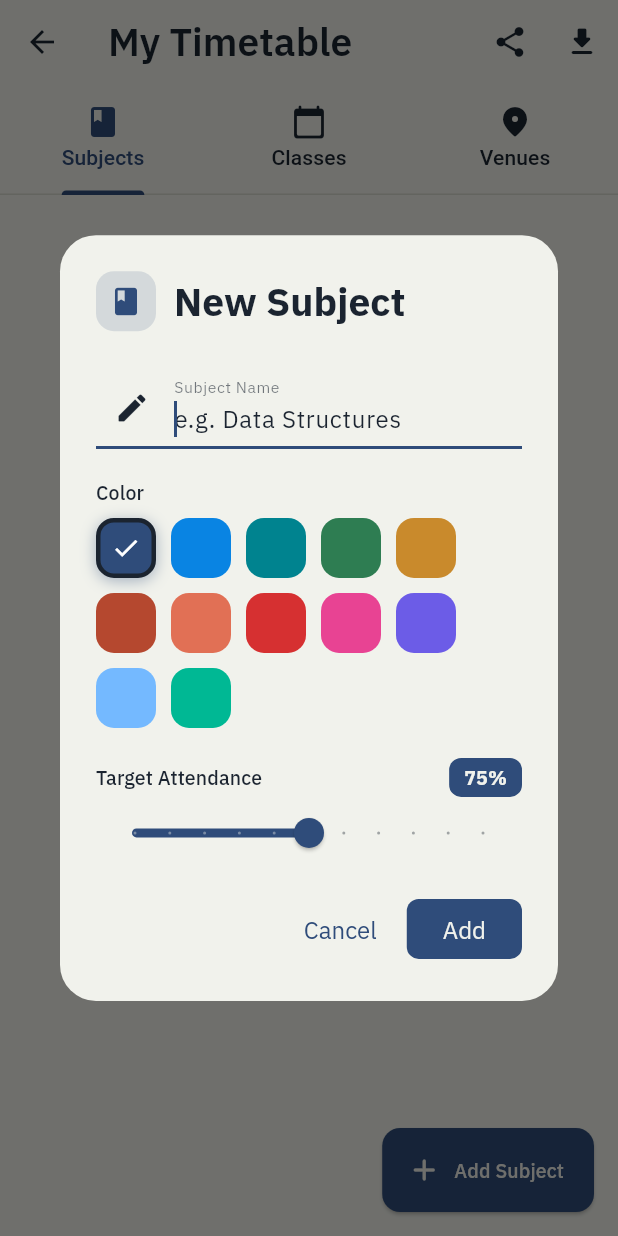
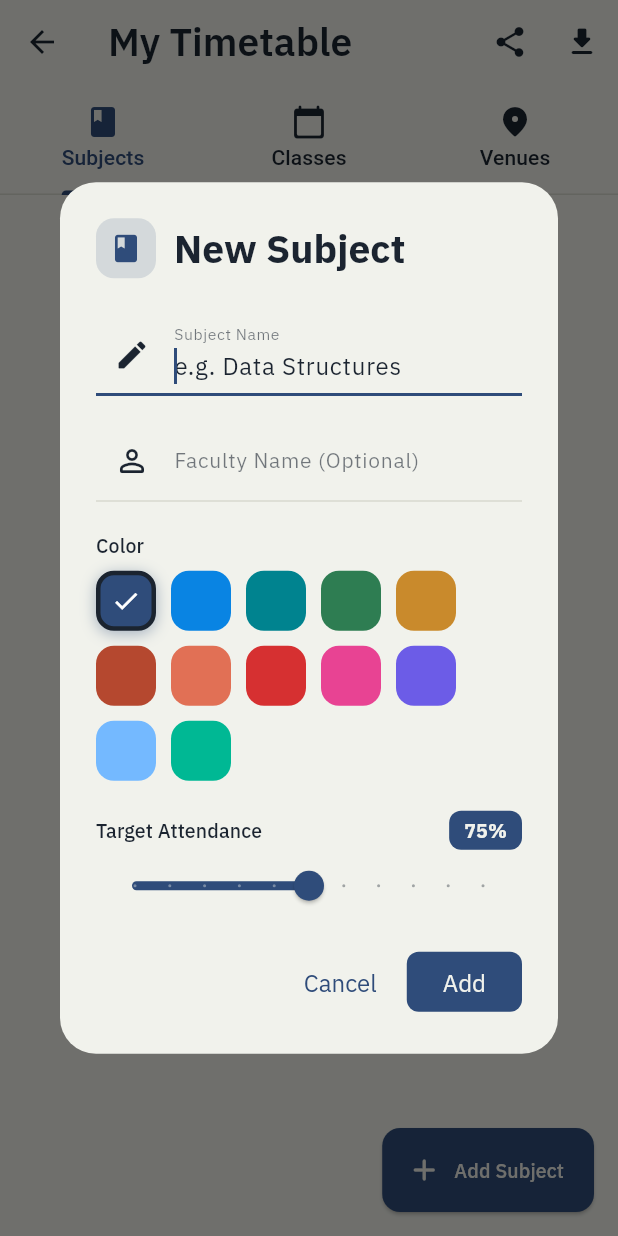
Before and after one commit to prxyansh/the-register, a Flutter app: the TimetableScreen screen opened directly, after a tap on "Add Subject", on a phone screen of 412 x 824 dp. Run offline on Flutter 3.47's test engine with Material 3 defaults, Android fonts, the phone set to English and light mode, and no system bars; our stand-ins replace drift, drift_flutter, flutter_map, flutter_riverpod, geolocator, google_fonts and 4 more; missing offline and left inert: file_selector, network_info_plus, workmanager; accounts and stored records are empty; generated files the repository leaves out were written again.

```diff
--- a/lib/data/app_database.dart
+++ b/lib/data/app_database.dart
@@ -19,5 +19,15 @@ class AppDatabase extends _$AppDatabase {
       : super(executor ?? driftDatabase(name: 'attendance_tracker'));
 
   @override
-  int get schemaVersion => 1;
+  int get schemaVersion => 2;
+
+  @override
+  MigrationStrategy get migration => MigrationStrategy(
+        onCreate: (Migrator m) => m.createAll(),
+        onUpgrade: (Migrator m, int from, int to) async {
+          if (from < 2) {
+            await m.addColumn(subjects, subjects.facultyName);
+          }
+        },
+      );
 }
--- a/lib/data/tables.dart
+++ b/lib/data/tables.dart
@@ -8,6 +8,7 @@ class Subjects extends Table {
   IntColumn get color => integer()(); // Color value stored as int (e.g. 0xFF4CAF50)
   RealColumn get targetAttendancePct =>
       real().withDefault(const Constant(75.0))(); // Default 75%
+  TextColumn get facultyName => text().nullable()(); // Optional faculty name
 }
 
 /// Venues table — SPEC.md §4
--- a/lib/screens/settings_screen.dart
+++ b/lib/screens/settings_screen.dart
@@ -236,7 +236,8 @@ class _SettingsScreenState extends ConsumerState<SettingsScreen> {
       "id": 1,
       "name": "Data Structures",
       "color": 4293322470,
-      "target_attendance_pct": 75.0
+      "target_attendance_pct": 75.0,
+      "faculty_name": "Prof. Smith"
     },
     {
       "id": 2,
@@ -265,7 +266,8 @@ Notes for AI:
 - day_of_week: 1 is Monday, 7 is Sunday.
 - color: Just use 4282339765 for all subjects if you don't know what to put.
 - subject_id in the entries list must match the id in the subjects list.
-- Time must be in 24-hour HH:MM format.''';
+- Time must be in 24-hour HH:MM format.
+- faculty_name is optional. If you see a teacher's name, include it.''';
 
     showDialog(
       context: context,
--- a/lib/screens/today_screen.dart
+++ b/lib/screens/today_screen.dart
@@ -244,7 +244,13 @@ class _TodayClassCard extends StatelessWidget {
     return RegisterRow(
       time: entry.startTime, // the spec uses "09:00", so 24h format fits
       title: subject?.name ?? 'Unknown Subject',
-      subtitle: venue?.name,
+      subtitle: [
+        if (subject?.facultyName != null && subject!.facultyName!.isNotEmpty) subject!.facultyName!,
+        if (venue?.name != null && venue!.name.isNotEmpty) venue!.name,
+      ].join(' • ').isNotEmpty ? [
+        if (subject?.facultyName != null && subject!.facultyName!.isNotEmpty) subject!.facultyName!,
+        if (venue?.name != null && venue!.name.isNotEmpty) venue!.name,
+      ].join(' • ') : null,
       status: _determineStatus(),
       progress: _calculateProgress(),
       onTap: record != null
--- a/lib/services/timetable_share_service.dart
+++ b/lib/services/timetable_share_service.dart
@@ -22,6 +22,7 @@ class TimetableShareService {
         'name': s.name,
         'color': s.color,
         'target_attendance_pct': s.targetAttendancePct,
+        if (s.facultyName != null) 'faculty_name': s.facultyName,
       }).toList(),
       'entries': entries.map((e) => {
         'subject_id': e.subjectId,
@@ -106,6 +107,7 @@ class TimetableShareService {
           name: name,
           color: map['color'] as int,
           targetAttendancePct: Value((map['target_attendance_pct'] as num).toDouble()),
+          facultyName: Value(map['faculty_name'] as String?),
         ));
         subjectIdMap[oldId] = newId;
       }
--- a/lib/widgets/subject_form_dialog.dart
+++ b/lib/widgets/subject_form_dialog.dart
@@ -16,6 +16,7 @@ class SubjectFormDialog extends StatefulWidget {
 
 class _SubjectFormDialogState extends State<SubjectFormDialog> {
   late final TextEditingController _nameController;
+  late final TextEditingController _facultyController;
   late int _selectedColor;
   late double _targetPct;
   final _formKey = GlobalKey<FormState>();
@@ -27,6 +28,8 @@ class _SubjectFormDialogState extends State<SubjectFormDialog> {
     super.initState();
     _nameController =
         TextEditingController(text: widget.existingSubject?.name ?? '');
+    _facultyController =
+        TextEditingController(text: widget.existingSubject?.facultyName ?? '');
     _selectedColor = widget.existingSubject?.color ??
         RegisterTheme.subjectColors.first.toARGB32();
     _targetPct = widget.existingSubject?.targetAttendancePct ?? 75.0;
@@ -35,6 +38,7 @@ class _SubjectFormDialogState extends State<SubjectFormDialog> {
   @override
   void dispose() {
     _nameController.dispose();
+    _facultyController.dispose();
     super.dispose();
   }
 
@@ -95,6 +99,18 @@ class _SubjectFormDialogState extends State<SubjectFormDialog> {
                   }
                   return null;
                 },
+              ),
+              const SizedBox(height: 16),
+
+              // Faculty field
+              TextFormField(
+                controller: _facultyController,
+                textCapitalization: TextCapitalization.words,
+                decoration: const InputDecoration(
+                  labelText: 'Faculty Name (Optional)',
+                  hintText: 'e.g. Prof. Smith',
+                  prefixIcon: Icon(Icons.person_outline_rounded),
+                ),
               ),
               const SizedBox(height: 20),
 
@@ -177,6 +193,7 @@ class _SubjectFormDialogState extends State<SubjectFormDialog> {
 
     final result = {
       'name': _nameController.text.trim(),
+      'facultyName': _facultyController.text.trim().isEmpty ? null : _facultyController.text.trim(),
       'color': _selectedColor,
       'targetPct': _targetPct,
     };
```
Also changed, not shown: lib/screens/reports_screen.dart (+19 -5 lines), lib/screens/timetable_screen.dart (+12 -0 lines), lib/data/app_database.g.dart.
